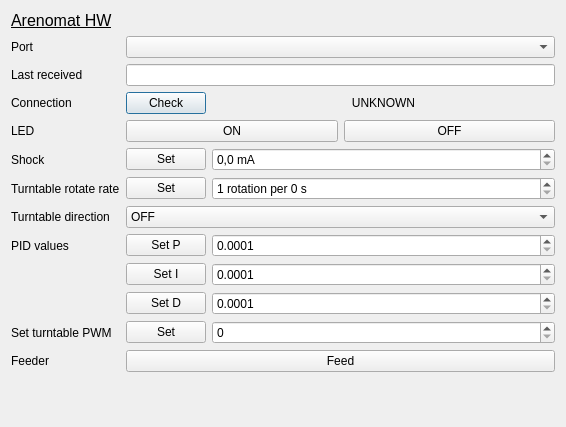
Qt form gui/debugwindow.ui (fgu-cas/kachna-tracker) before a commit.
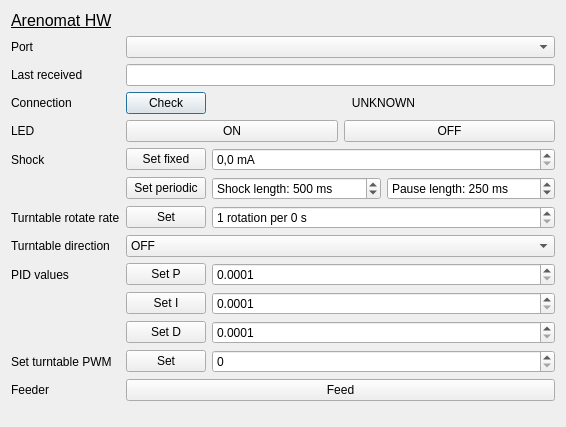
The same form after that commit.

Commit message: add periodic shock to debug

```diff
--- a/gui/debugwindow.ui
+++ b/gui/debugwindow.ui
@@ -106,11 +106,13 @@
     </widget>
    </item>
    <item row="5" column="1">
-    <layout class="QHBoxLayout" name="horizontalLayout_3" stretch="0,1">
+    <layout class="QVBoxLayout" name="verticalLayout_2" stretch="0,0">
+     <item>
+      <layout class="QHBoxLayout" name="shockFixedLayout" stretch="0,1">
      <item>
       <widget class="QPushButton" name="shockButton">
        <property name="text">
-        <string>Set</string>
+          <string>Set fixed</string>
        </property>
       </widget>
      </item>
@@ -126,6 +128,57 @@
         <number>7</number>
        </property>
       </widget>
+       </item>
+      </layout>
+     </item>
+     <item>
+      <layout class="QHBoxLayout" name="shockPulsingLayout" stretch="0,1,1">
+       <item>
+        <widget class="QPushButton" name="pulseButton">
+         <property name="text">
+          <string>Set periodic</string>
+         </property>
+         <property name="checkable">
+          <bool>true</bool>
+         </property>
+        </widget>
+       </item>
+       <item>
+        <widget class="QSpinBox" name="shockLengthSpinBox">
+         <property name="suffix">
+          <string> ms</string>
+         </property>
+         <property name="prefix">
+          <string>Shock length: </string>
+         </property>
+         <property name="minimum">
+          <number>1</number>
+         </property>
+         <property name="maximum">
+          <number>9999</number>
+         </property>
+         <property name="value">
+          <number>500</number>
+         </property>
+        </widget>
+       </item>
+       <item>
+        <widget class="QSpinBox" name="pauseLengthSpinBox">
+         <property name="suffix">
+          <string> ms</string>
+         </property>
+         <property name="prefix">
+          <string>Pause length: </string>
+         </property>
+         <property name="maximum">
+          <number>9999</number>
+         </property>
+         <property name="value">
+          <number>250</number>
+         </property>
+        </widget>
+       </item>
+      </layout>
      </item>
     </layout>
    </item>
```
Lines whose indentation alone changed are shown as unchanged. The commit also changes 3 other files.
